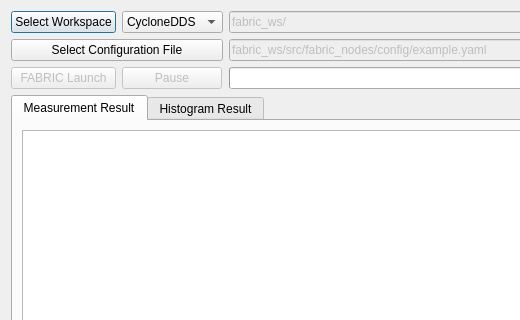
The window that fabric_gui/src/fabric_gui.ui (upowerrobotics/ros2_fabric) describes before a commit, drawn with Qt 5; both pictures show x 0 to 520 and y 0 to 320 of the 1171 by 679 pixel window.
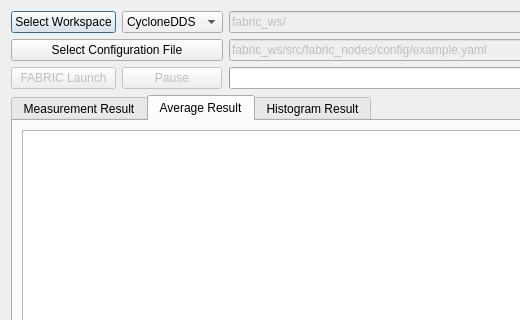
The same window after the commit. The open tabs and pages were chosen to show the change.

Commit message: average table

What changed in the file:
```diff
--- a/fabric_gui/src/fabric_gui.ui
+++ b/fabric_gui/src/fabric_gui.ui
@@ -137,6 +137,16 @@
        </item>
       </layout>
      </widget>
+     <widget class="QWidget" name="tabAverageResult">
+      <attribute name="title">
+       <string>Average Result</string>
+      </attribute>
+      <layout class="QGridLayout" name="gridLayout_4">
+       <item row="0" column="0">
+        <widget class="QTableView" name="tableViewAverageResult"/>
+       </item>
+      </layout>
+     </widget>
      <widget class="QWidget" name="tabHistogramResult">
       <attribute name="title">
        <string>Histogram Result</string>
```
The commit also changes 2 other files.
